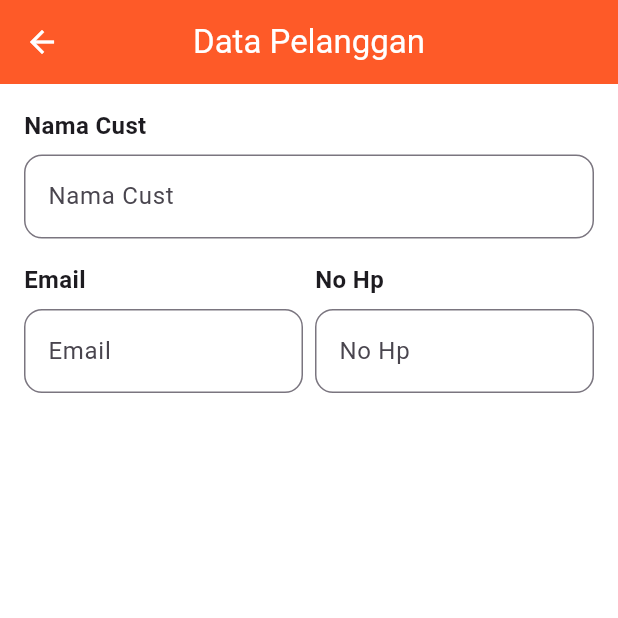
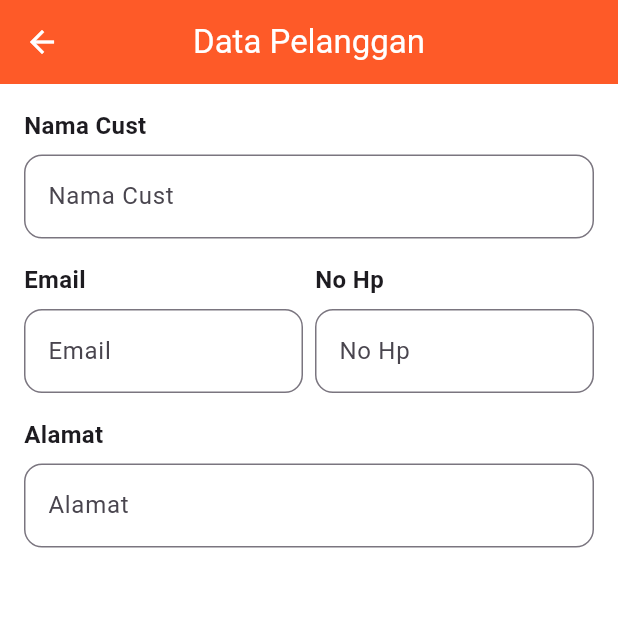
Before and after one commit to IAMHUDA/20220140049_UCP1Flutter, a Flutter app: the PelangganPage screen opened directly, on a phone screen of 412 x 824 dp, the top half of it. Run offline on Flutter 3.47's test engine with Material 3 defaults, Android fonts, the phone set to English and light mode, and no system bars.

Commit message:
add alamat formfield

```diff
--- a/lib/pelanggan_page.dart
+++ b/lib/pelanggan_page.dart
@@ -117,7 +117,26 @@ class _PelangganPageState extends State<PelangganPage> {
                     ),
                   ),
                 ],
-              )
+              ),
+              const SizedBox(height: 16),
+              _buildLabel("Alamat"),
+              TextFormField(
+                controller: _alamatController,
+                decoration: InputDecoration(
+                  hintText: "Alamat",
+                  border: OutlineInputBorder(
+                    borderRadius: BorderRadius.circular(12),
+                  ),
+                ),
+                validator: (value) {
+                  if (value == null || value.isEmpty) {
+                    return "Alamat tidak boleh kosong";
+                  }
+                  return null;
+                },
+              ),
+              const SizedBox(height: 16),
+
             ],
           )
         ),
```
